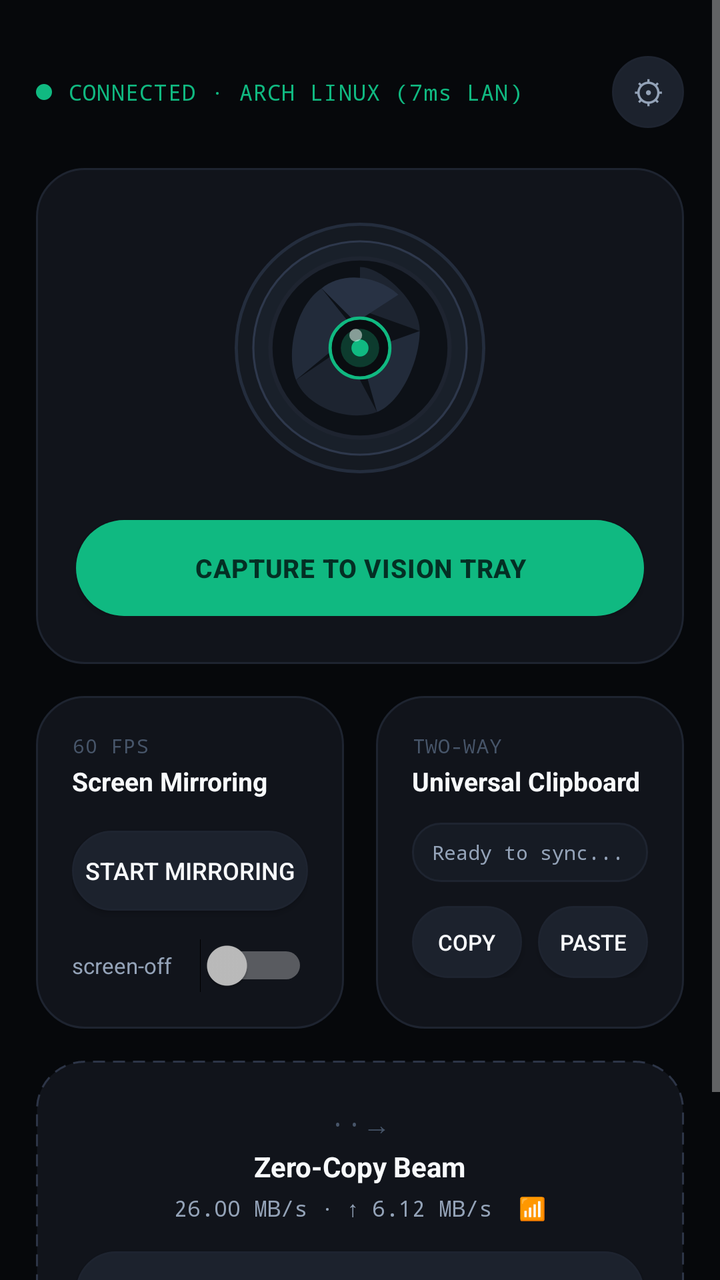
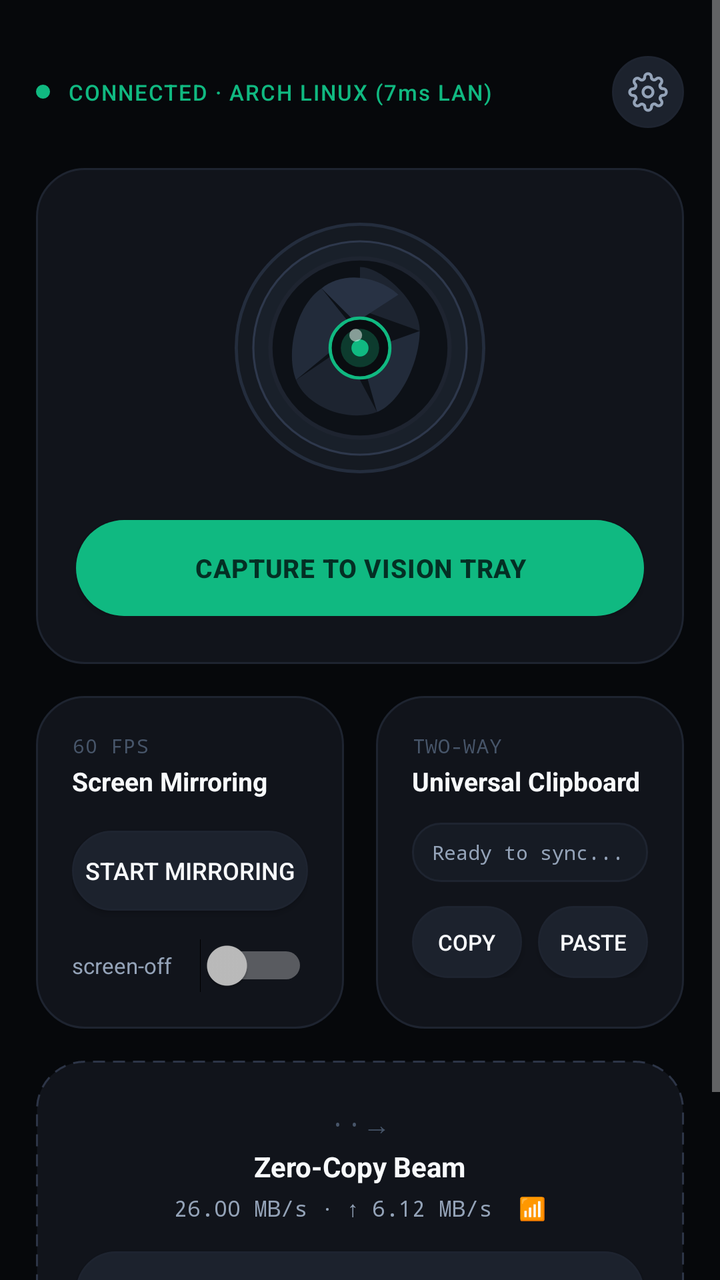

Before-and-after screenshots of an Android layout around one commit, followed by the original layout XML and the change that was made.
<!-- AndroidManifest.xml: application theme Theme.Lexi -->
<!-- res/layout/activity_main.xml -->
<?xml version="1.0" encoding="utf-8"?>
<ScrollView xmlns:android="http://schemas.android.com/apk/res/android"
    android:layout_width="match_parent"
    android:layout_height="match_parent"
    android:background="@color/bg_main"
    android:fillViewport="true"
    android:overScrollMode="never">

    <LinearLayout
        android:layout_width="match_parent"
        android:layout_height="wrap_content"
        android:orientation="vertical"
        android:paddingStart="18dp"
        android:paddingEnd="18dp"
        android:paddingTop="28dp"
        android:paddingBottom="28dp">

        
        <LinearLayout
            android:layout_width="match_parent"
            android:layout_height="wrap_content"
            android:gravity="center_vertical"
            android:orientation="horizontal"
            android:layout_marginBottom="20dp">

            <View
                android:layout_width="8dp"
                android:layout_height="8dp"
                android:background="@drawable/bg_btn_emerald_pill"
                android:layout_marginEnd="8dp" />

            <TextView
                android:id="@+id/tv_host_status"
                android:layout_width="0dp"
                android:layout_height="wrap_content"
                android:layout_weight="1"
                android:text="CONNECTED · ARCH LINUX (7ms LAN)"
                android:textColor="@color/accent_emerald"
                android:textSize="11sp"
                android:fontFamily="monospace"
                android:letterSpacing="0.04"
                android:singleLine="true"
                android:ellipsize="end" />

            <TextView
                android:id="@+id/btn_edit_host"
                android:layout_width="36dp"
                android:layout_height="36dp"
                android:gravity="center"
                android:background="@drawable/bg_btn_titanium_pill"
                android:text="⚙"
                android:textColor="@color/text_muted"
                android:textSize="16sp" />
        </LinearLayout>

        
        <LinearLayout
            android:layout_width="match_parent"
            android:layout_height="wrap_content"
            android:background="@drawable/bg_bento_card"
            android:orientation="vertical"
            android:gravity="center_horizontal"
            android:paddingTop="26dp"
            android:paddingBottom="24dp"
            android:paddingStart="20dp"
            android:paddingEnd="20dp"
            android:layout_marginBottom="16dp">

            <ImageView
                android:id="@+id/iv_camera_iris"
                android:layout_width="128dp"
                android:layout_height="128dp"
                android:src="@drawable/ic_lens_iris"
                android:contentDescription="Camera Lens"
                android:layout_marginBottom="22dp" />

            <Button
                android:id="@+id/btn_snap_camera"
                android:layout_width="match_parent"
                android:layout_height="48dp"
                android:background="@drawable/bg_btn_emerald_pill"
                android:text="Capture to Vision Tray"
                android:textColor="#042F24"
                android:textSize="13sp"
                android:textStyle="bold"
                android:letterSpacing="0.02" />
        </LinearLayout>

        
        <LinearLayout
            android:layout_width="match_parent"
            android:layout_height="wrap_content"
            android:orientation="horizontal"
            android:layout_marginBottom="16dp">

            
            <LinearLayout
                android:layout_width="0dp"
                android:layout_height="match_parent"
                android:layout_weight="1"
                android:layout_marginEnd="8dp"
                android:background="@drawable/bg_bento_card"
                android:orientation="vertical"
                android:padding="18dp">

                <TextView
                    android:layout_width="wrap_content"
                    android:layout_height="wrap_content"
                    android:text="60 FPS"
                    android:textColor="@color/text_dim"
                    android:textSize="10sp"
                    android:fontFamily="monospace"
                    android:letterSpacing="0.04" />

                <TextView
                    android:layout_width="wrap_content"
                    android:layout_height="wrap_content"
                    android:text="Screen Mirroring"
                    android:textColor="@color/text_main"
                    android:textSize="13sp"
                    android:textStyle="bold"
                    android:layout_marginTop="2dp"
                    android:layout_marginBottom="16dp" />

                <Button
                    android:id="@+id/btn_launch_mirror"
                    android:layout_width="match_parent"
                    android:layout_height="40dp"
                    android:background="@drawable/bg_btn_titanium_pill"
                    android:text="start mirroring"
                    android:textColor="@color/text_main"
                    android:textSize="12sp"
                    android:layout_marginBottom="14dp" />

                <LinearLayout
                    android:layout_width="match_parent"
                    android:layout_height="wrap_content"
                    android:gravity="center_vertical"
                    android:orientation="horizontal">

                    <TextView
                        android:layout_width="0dp"
                        android:layout_height="wrap_content"
                        android:layout_weight="1"
                        android:text="screen-off"
                        android:textColor="@color/text_muted"
                        android:textSize="11sp" />

                    <Switch
                        android:id="@+id/sw_stealth_mode"
                        android:layout_width="wrap_content"
                        android:layout_height="wrap_content"
                        android:checked="false" />
                </LinearLayout>
            </LinearLayout>

            
            <LinearLayout
                android:layout_width="0dp"
                android:layout_height="match_parent"
                android:layout_weight="1"
                android:layout_marginStart="8dp"
                android:background="@drawable/bg_bento_card"
                android:orientation="vertical"
                android:padding="18dp">

                <TextView
                    android:layout_width="wrap_content"
                    android:layout_height="wrap_content"
                    android:text="TWO-WAY"
                    android:textColor="@color/text_dim"
                    android:textSize="10sp"
                    android:fontFamily="monospace"
                    android:letterSpacing="0.04" />

                <TextView
                    android:layout_width="wrap_content"
                    android:layout_height="wrap_content"
                    android:text="Universal Clipboard"
                    android:textColor="@color/text_main"
                    android:textSize="13sp"
                    android:textStyle="bold"
                    android:layout_marginTop="2dp"
                    android:layout_marginBottom="12dp" />

                
                <LinearLayout
                    android:layout_width="match_parent"
                    android:layout_height="wrap_content"
                    android:background="@drawable/bg_preview_pill"
                    android:paddingStart="10dp"
                    android:paddingEnd="10dp"
                    android:paddingTop="8dp"
                    android:paddingBottom="8dp"
                    android:layout_marginBottom="12dp">

                    <TextView
                        android:id="@+id/tv_laptop_clip_preview"
                        android:layout_width="match_parent"
                        android:layout_height="wrap_content"
                        android:text="Ready to sync..."
                        android:textColor="@color/text_muted"
                        android:textSize="10sp"
                        android:fontFamily="monospace"
                        android:maxLines="2"
                        android:ellipsize="end" />
                </LinearLayout>

                <LinearLayout
                    android:layout_width="match_parent"
                    android:layout_height="wrap_content"
                    android:orientation="horizontal">

                    <Button
                        android:id="@+id/btn_copy_laptop_clip"
                        android:layout_width="0dp"
                        android:layout_height="36dp"
                        android:layout_weight="1"
                        android:layout_marginEnd="4dp"
                        android:background="@drawable/bg_btn_titanium_pill"
                        android:text="Copy"
                        android:textColor="@color/text_main"
                        android:textSize="11sp" />

                    <Button
                        android:id="@+id/btn_send_phone_clip"
                        android:layout_width="0dp"
                        android:layout_height="36dp"
                        android:layout_weight="1"
                        android:layout_marginStart="4dp"
                        android:background="@drawable/bg_btn_titanium_pill"
                        android:text="Paste"
                        android:textColor="@color/text_main"
                        android:textSize="11sp" />
                </LinearLayout>
            </LinearLayout>
        </LinearLayout>

        
        <LinearLayout
            android:layout_width="match_parent"
            android:layout_height="wrap_content"
            android:background="@drawable/bg_dropzone_dashed"
            android:orientation="vertical"
            android:gravity="center"
            android:paddingTop="22dp"
            android:paddingBottom="22dp"
            android:paddingStart="20dp"
            android:paddingEnd="20dp">

            <TextView
                android:layout_width="wrap_content"
                android:layout_height="wrap_content"
                android:text="··→"
                android:textColor="@color/text_dim"
                android:textSize="14sp"
                android:fontFamily="monospace" />

            <TextView
                android:layout_width="wrap_content"
                android:layout_height="wrap_content"
                android:text="Zero-Copy Beam"
                android:textColor="@color/text_main"
                android:textSize="14sp"
                android:textStyle="bold"
                android:layout_marginTop="2dp"
                android:layout_marginBottom="4dp" />

            <TextView
                android:id="@+id/tv_beam_telemetry"
                android:layout_width="wrap_content"
                android:layout_height="wrap_content"
                android:text="26.00 MB/s · ↑ 6.12 MB/s  📶"
                android:textColor="@color/text_muted"
                android:textSize="11sp"
                android:fontFamily="monospace"
                android:layout_marginBottom="14dp" />

            <Button
                android:id="@+id/btn_pick_files"
                android:layout_width="match_parent"
                android:layout_height="40dp"
                android:background="@drawable/bg_btn_titanium_pill"
                android:text="Choose Files to Beam"
                android:textColor="@color/text_main"
                android:textSize="12sp" />
        </LinearLayout>

        
        <TextView
            android:layout_width="match_parent"
            android:layout_height="wrap_content"
            android:gravity="center"
            android:layout_marginTop="22dp"
            android:text="Local Wi-Fi Peer-to-Peer · Zero Cloud · Proprietary Protocol"
            android:textColor="@color/text_dim"
            android:textSize="9sp"
            android:letterSpacing="0.02" />

    </LinearLayout>
</ScrollView>
<!-- resources referenced by this layout -->
<resources>
  <color name="accent_emerald">#10B981</color>
  <color name="bg_main">#06080B</color>
  <color name="text_dim">#475569</color>
  <color name="text_main">#F8FAFC</color>
  <color name="text_muted">#94A3B8</color>
  <!-- drawable bg_bento_card (drawable) -->
  <?xml version="1.0" encoding="utf-8"?>
  <shape xmlns:android="http://schemas.android.com/apk/res/android"
      android:shape="rectangle">
      <solid android:color="@color/bg_card" />
      <stroke
          android:width="1dp"
          android:color="@color/border_subtle" />
      <corners android:radius="24dp" />
  </shape>
  <!-- drawable bg_dropzone_dashed (drawable) -->
  <?xml version="1.0" encoding="utf-8"?>
  <shape xmlns:android="http://schemas.android.com/apk/res/android"
      android:shape="rectangle">
      <solid android:color="@color/bg_card" />
      <stroke
          android:width="1dp"
          android:color="@color/border_highlight"
          android:dashWidth="6dp"
          android:dashGap="4dp" />
      <corners android:radius="24dp" />
  </shape>
  <!-- drawable bg_preview_pill (drawable) -->
  <?xml version="1.0" encoding="utf-8"?>
  <shape xmlns:android="http://schemas.android.com/apk/res/android"
      android:shape="rectangle">
      <solid android:color="@color/bg_card_inner" />
      <stroke android:width="1dp" android:color="@color/border_subtle" />
      <corners android:radius="14dp" />
  </shape>
  <style name="Theme.Lexi" parent="@android:style/Theme.Material.NoActionBar">
          <item name="android:windowBackground">@color/bg_main</item>
          <item name="android:statusBarColor">@color/bg_main</item>
          <item name="android:navigationBarColor">@color/bg_main</item>
          <item name="android:windowLightStatusBar">false</item>
          <item name="android:windowLightNavigationBar">false</item>
          <item name="android:colorBackground">@color/bg_main</item>
          <item name="android:textColor">@color/text_main</item>
      </style>
  <color name="bg_card">#11141B</color>
  <color name="border_subtle">#1E2430</color>
  <color name="accent_emerald_pressed">#059669</color>
  <color name="bg_btn_titanium_pressed">#151A22</color>
  <color name="border_highlight">#2D3547</color>
  <color name="bg_btn_titanium">#1C222D</color>
  <color name="bg_card_inner">#161B24</color>
  <!-- unchanged entries left out for length: 3 -->
</resources>

<!-- the commit's change to res/layout/activity_main.xml (unified diff, before → after) -->
@@ -24,10 +24,11 @@
             android:layout_marginBottom="20dp">
 
             <View
-                android:layout_width="8dp"
-                android:layout_height="8dp"
+                android:id="@+id/view_status_dot"
+                android:layout_width="7dp"
+                android:layout_height="7dp"
                 android:background="@drawable/bg_btn_emerald_pill"
-                android:layout_marginEnd="8dp" />
+                android:layout_marginEnd="9dp" />
 
             <TextView
                 android:id="@+id/tv_host_status"
@@ -37,20 +38,20 @@
                 android:text="CONNECTED · ARCH LINUX (7ms LAN)"
                 android:textColor="@color/accent_emerald"
                 android:textSize="11sp"
-                android:fontFamily="monospace"
-                android:letterSpacing="0.04"
+                android:fontFamily="sans-serif-medium"
+                android:letterSpacing="0.06"
                 android:singleLine="true"
                 android:ellipsize="end" />
 
-            <TextView
+            <ImageView
                 android:id="@+id/btn_edit_host"
                 android:layout_width="36dp"
                 android:layout_height="36dp"
-                android:gravity="center"
+                android:scaleType="centerInside"
+                android:padding="8dp"
                 android:background="@drawable/bg_btn_titanium_pill"
-                android:text="⚙"
-                android:textColor="@color/text_muted"
-                android:textSize="16sp" />
+                android:src="@drawable/ic_settings_gear"
+                android:contentDescription="Configure Host" />
         </LinearLayout>
 
         
<!-- resource entries referenced after the edit -->
@@ -35,6 +35,27 @@
       <stroke android:width="1dp" android:color="@color/border_subtle" />
       <corners android:radius="14dp" />
   </shape>
+  <!-- drawable ic_settings_gear (drawable) -->
+  <vector xmlns:android="http://schemas.android.com/apk/res/android"
+      android:width="20dp"
+      android:height="20dp"
+      android:viewportWidth="24"
+      android:viewportHeight="24">
+      <path
+          android:fillColor="#00000000"
+          android:strokeColor="@color/text_muted"
+          android:strokeWidth="1.75"
+          android:strokeLineCap="round"
+          android:strokeLineJoin="round"
+          android:pathData="M12,15a3,3 0 1,0 0,-6a3,3 0 0,0 0,6z" />
+      <path
+          android:fillColor="#00000000"
+          android:strokeColor="@color/text_muted"
+          android:strokeWidth="1.75"
+          android:strokeLineCap="round"
+          android:strokeLineJoin="round"
+          android:pathData="M19.4,15a1.65,1.65 0 0,0 0.33,1.82l0.06,0.06a2,2 0 0,1 0,2.83 2,2 0 0,1 -2.83,0l-0.06,-0.06a1.65,1.65 0 0,0 -1.82,-0.33 1.65,1.65 0 0,0 -1,1.51V21a2,2 0 0,1 -2,2 2,2 0 0,1 -2,-2v-0.09A1.65,1.65 0 0,0 9,19.4a1.65,1.65 0 0,0 -1.82,0.33l-0.06,0.06a2,2 0 0,1 -2.83,0 2,2 0 0,1 0,-2.83l0.06,-0.06a1.65,1.65 0 0,0 0.33,-1.82 1.65,1.65 0 0,0 -1.51,-1H3a2,2 0 0,1 -2,-2 2,2 0 0,1 2,-2h0.09A1.65,1.65 0 0,0 4.6,9a1.65,1.65 0 0,0 -0.33,-1.82l-0.06,-0.06a2,2 0 0,1 0,-2.83 2,2 0 0,1 2.83,0l0.06,0.06a1.65,1.65 0 0,0 1.82,0.33H9a1.65,1.65 0 0,0 1,-1.51V3a2,2 0 0,1 2,-2 2,2 0 0,1 2,2v0.09a1.65,1.65 0 0,0 1,1.51 1.65,1.65 0 0,0 1.82,-0.33l0.06,-0.06a2,2 0 0,1 2.83,0 2,2 0 0,1 0,2.83l-0.06,0.06a1.65,1.65 0 0,0 -0.33,1.82V9a1.65,1.65 0 0,0 1.51,1H21a2,2 0 0,1 2,2 2,2 0 0,1 -2,2h-0.09a1.65,1.65 0 0,0 -1.51,1z" />
+  </vector>
   <style name="Theme.Lexi" parent="@android:style/Theme.Material.NoActionBar">
           <item name="android:windowBackground">@color/bg_main</item>
           <item name="android:statusBarColor">@color/bg_main</item>
